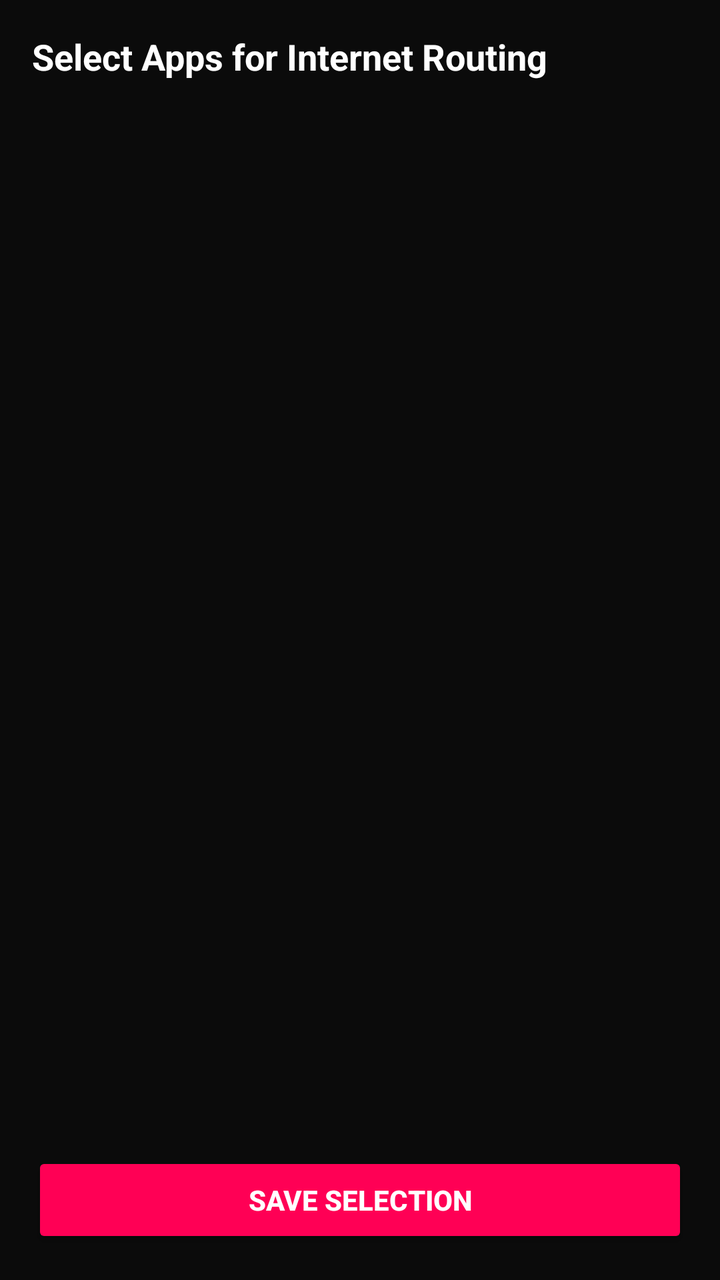
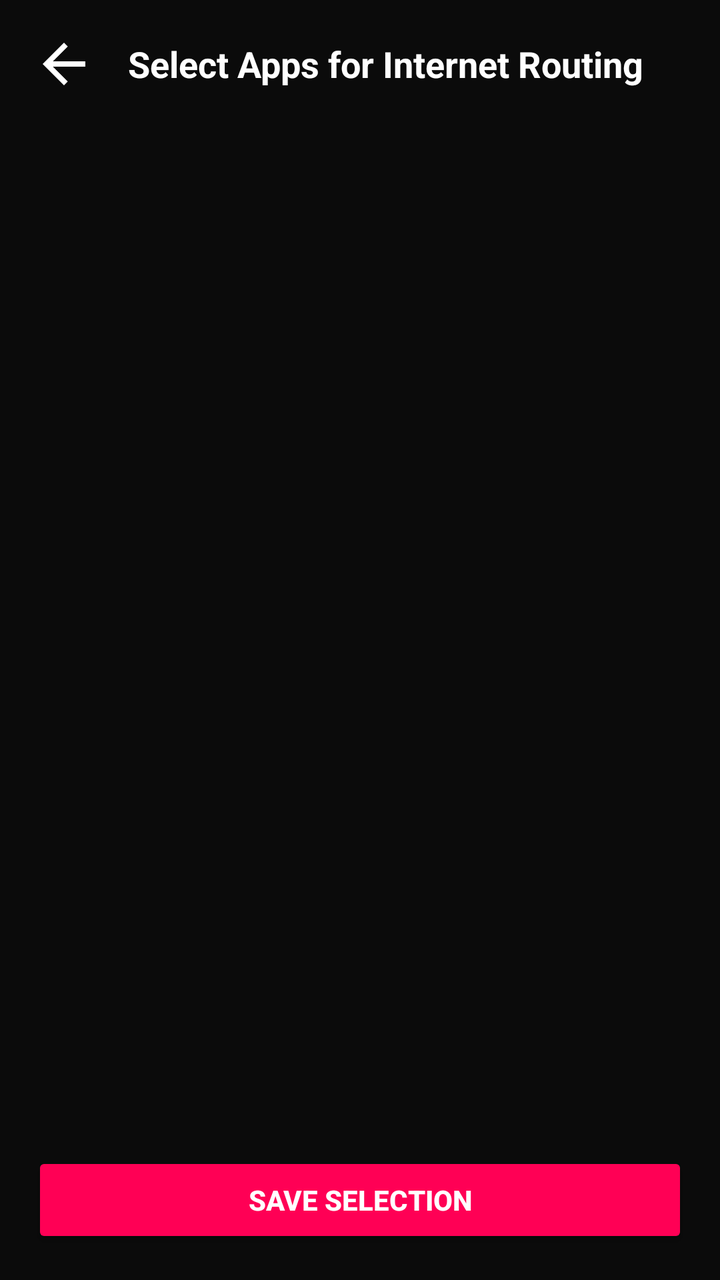

Compare the two renders of this Android layout. The source of the first and the diff that turns it into the second are given below.
<!-- AndroidManifest.xml: application theme Theme.AppCompat.DayNight.NoActionBar -->
<!-- res/layout/activity_app_list.xml -->
<?xml version="1.0" encoding="utf-8"?>
<LinearLayout xmlns:android="http://schemas.android.com/apk/res/android"
    android:layout_width="match_parent"
    android:layout_height="match_parent"
    android:background="#0B0B0B"
    android:orientation="vertical"
    android:padding="16dp">

    <TextView
        android:layout_width="wrap_content"
        android:layout_height="wrap_content"
        android:text="Select Apps for Internet Routing"
        android:textColor="#FFFFFF"
        android:textSize="18sp"
        android:textStyle="bold"
        android:layout_marginBottom="16dp" />

    <androidx.recyclerview.widget.RecyclerView
        android:id="@+id/rvApps"
        android:layout_width="match_parent"
        android:layout_height="0dp"
        android:layout_weight="1" />

    <Button
        android:id="@+id/btnSaveSelection"
        android:layout_width="match_parent"
        android:layout_height="wrap_content"
        android:layout_marginTop="16dp"
        android:backgroundTint="#FF0055"
        android:text="SAVE SELECTION"
        android:textColor="#FFFFFF"
        android:textStyle="bold" />

</LinearLayout>
<!-- resources referenced by this layout -->
<resources>

</resources>

<!-- the commit's change to res/layout/activity_app_list.xml (unified diff, before → after) -->
@@ -6,14 +6,31 @@
     android:orientation="vertical"
     android:padding="16dp">
 
-    <TextView
-        android:layout_width="wrap_content"
+    
+    <LinearLayout
+        android:layout_width="match_parent"
         android:layout_height="wrap_content"
-        android:text="Select Apps for Internet Routing"
-        android:textColor="#FFFFFF"
-        android:textSize="18sp"
-        android:textStyle="bold"
-        android:layout_marginBottom="16dp" />
+        android:layout_marginBottom="16dp"
+        android:gravity="center_vertical"
+        android:orientation="horizontal">
+
+        <ImageView
+            android:id="@+id/btnBack"
+            android:layout_width="32dp"
+            android:layout_height="32dp"
+            android:background="?attr/selectableItemBackgroundBorderless"
+            android:contentDescription="Back"
+            android:src="@drawable/ic_arrow_back" />
+
+        <TextView
+            android:layout_width="wrap_content"
+            android:layout_height="wrap_content"
+            android:layout_marginStart="16dp"
+            android:text="Select Apps for Internet Routing"
+            android:textColor="#FFFFFF"
+            android:textSize="18sp"
+            android:textStyle="bold" />
+    </LinearLayout>
 
     <androidx.recyclerview.widget.RecyclerView
         android:id="@+id/rvApps"
<!-- resource entries referenced after the edit -->
@@ -1,5 +1,15 @@
 <!-- resources referenced by this layout -->
 <resources>
-
+  <!-- drawable ic_arrow_back (drawable) -->
+  <vector xmlns:android="http://schemas.android.com/apk/res/android"
+      android:width="24dp"
+      android:height="24dp"
+      android:viewportWidth="24"
+      android:viewportHeight="24"
+      android:tint="#FFFFFF">
+      <path
+          android:fillColor="@android:color/white"
+          android:pathData="M20,11H7.83l5.59,-5.59L12,4l-8,8 8,8 1.41,-1.41L7.83,13H20v-2z"/>
+  </vector>
 </resources>
 
